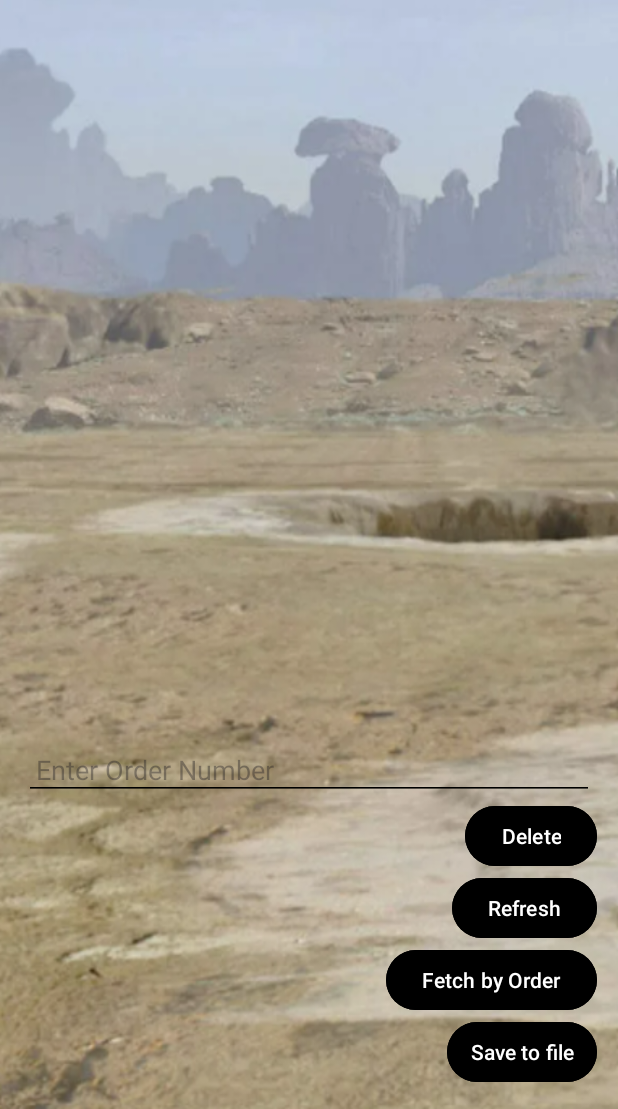
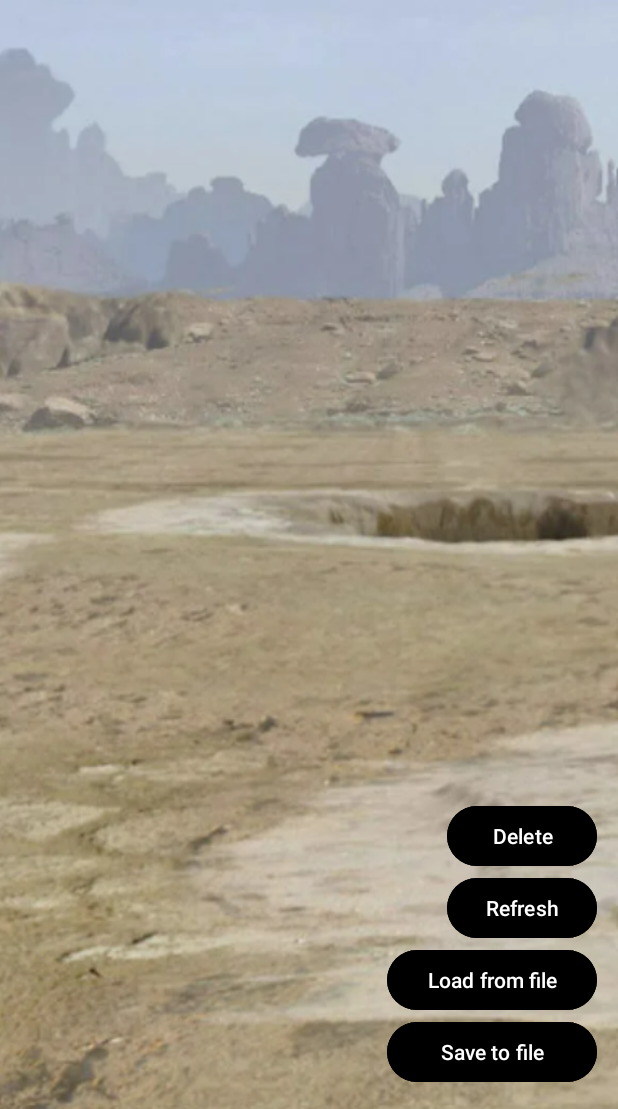
Before and after one commit to mariqzw/MobileAppStarWars, an Android app: the fragment HomeFragment placed in its activity, on a phone screen of 412 x 824 dp, the part 127-1236 px from its top. Run offline under Robolectric (Android 15) with nearby library versions, the phone set to English and light mode, and no system bars; our stand-ins replace Room's generated code; 2 statements that could not run were skipped.

Commit message:
Refactor HomeFragment

```diff
--- a/app/src/main/res/layout/fragment_home.xml
+++ b/app/src/main/res/layout/fragment_home.xml
@@ -51,19 +51,18 @@
         android:id="@+id/chatRecyclerView"
         android:layout_width="0dp"
         android:layout_height="0dp"
-        android:clipToPadding="false"
         app:layout_constraintBottom_toBottomOf="parent"
         app:layout_constraintEnd_toEndOf="parent"
         app:layout_constraintHorizontal_bias="0.0"
         app:layout_constraintStart_toStartOf="parent"
         app:layout_constraintTop_toBottomOf="@id/header"
-        app:layout_constraintBottom_toTopOf="@id/etOrderNumber"
+        app:layout_constraintBottom_toTopOf="@id/btnRefresh"
         app:layout_constraintVertical_bias="0.0" />
 
 
     <Button
         android:id="@+id/btnSaveToFile"
-        android:layout_width="100dp"
+        android:layout_width="140dp"
         android:layout_height="wrap_content"
         android:text="@string/save_to_file"
         android:backgroundTint="@color/black"
@@ -73,33 +72,22 @@
         android:layout_marginEnd="14dp"
         android:layout_marginBottom="14dp" />
 
-    <Button
-        android:id="@+id/btnFetchByOrder"
-        android:layout_width="wrap_content"
-        android:layout_height="wrap_content"
-        android:text="Fetch by Order"
-        android:backgroundTint="@color/black"
-        android:textColor="@android:color/white"
-        app:layout_constraintBottom_toTopOf="@id/btnSaveToFile"
-        app:layout_constraintEnd_toEndOf="parent"
-        android:layout_marginEnd="14dp"
-        android:layout_marginTop="10dp" />
 
     <Button
         android:id="@+id/btnRefresh"
-        android:layout_width="wrap_content"
+        android:layout_width="100dp"
         android:layout_height="wrap_content"
         android:text="Refresh"
         android:backgroundTint="@color/black"
         android:textColor="@android:color/white"
-        app:layout_constraintBottom_toTopOf="@id/btnFetchByOrder"
+        app:layout_constraintBottom_toTopOf="@id/btnLoadFromFile"
         app:layout_constraintEnd_toEndOf="parent"
         android:layout_marginEnd="14dp"
         android:layout_marginTop="10dp" />
 
     <Button
         android:id="@+id/btnDelete"
-        android:layout_width="wrap_content"
+        android:layout_width="100dp"
         android:layout_height="wrap_content"
         android:text="Delete"
         android:backgroundTint="@color/black"
@@ -109,18 +97,30 @@
         android:layout_marginEnd="14dp"
         android:layout_marginTop="10dp" />
 
-    <EditText
-        android:id="@+id/etOrderNumber"
-        android:layout_width="0dp"
+    <Button
+        android:id="@+id/btnLoadFromFile"
+        android:layout_width="140dp"
         android:layout_height="wrap_content"
-        android:hint="Enter Order Number"
-        android:inputType="number"
-        android:padding="8dp"
+        android:text="Load from file"
         android:backgroundTint="@color/black"
-        android:layout_marginHorizontal="16dp"
-        app:layout_constraintBottom_toTopOf="@id/btnDelete"
-        app:layout_constraintStart_toStartOf="parent"
-        app:layout_constraintEnd_toEndOf="parent" />
+        android:textColor="@android:color/white"
+        app:layout_constraintBottom_toTopOf="@id/btnSaveToFile"
+        app:layout_constraintEnd_toEndOf="parent"
+        android:layout_marginEnd="14dp"
+        android:layout_marginTop="10dp" />
+
+    <!--    <EditText-->
+<!--        android:id="@+id/etOrderNumber"-->
+<!--        android:layout_width="0dp"-->
+<!--        android:layout_height="wrap_content"-->
+<!--        android:hint="Enter Order Number"-->
+<!--        android:inputType="number"-->
+<!--        android:padding="8dp"-->
+<!--        android:backgroundTint="@color/black"-->
+<!--        android:layout_marginHorizontal="16dp"-->
+<!--        app:layout_constraintBottom_toTopOf="@id/btnDelete"-->
+<!--        app:layout_constraintStart_toStartOf="parent"-->
+<!--        app:layout_constraintEnd_toEndOf="parent" />-->
 
 
 </androidx.constraintlayout.widget.ConstraintLayout>
```
Also changed, not shown: app/src/main/java/com/example/lab1/presentation/screens/HomeFragment.kt (+4 -48 lines), app/src/main/res/layout/list_item.xml (+0 -11 lines).
